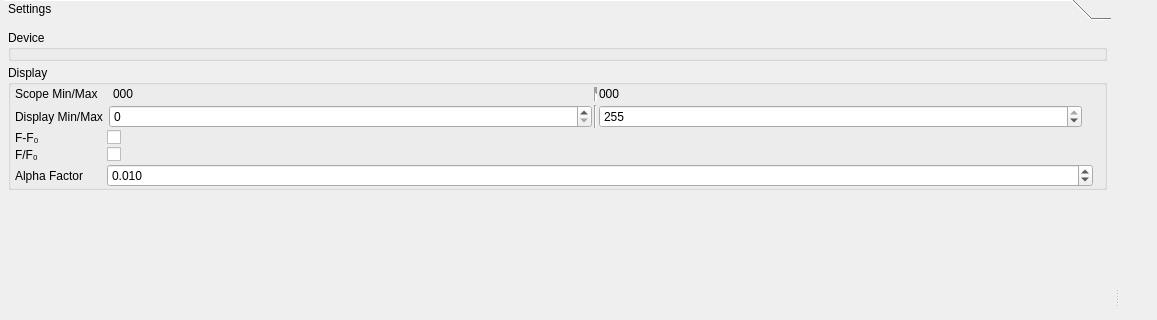
The window that src/mainwindow.ui (bothlab/pomidaq) describes before a commit, drawn with Qt 5; both pictures show x 0 to 1157 and y 188 to 508 of the 1157 by 973 pixel window.
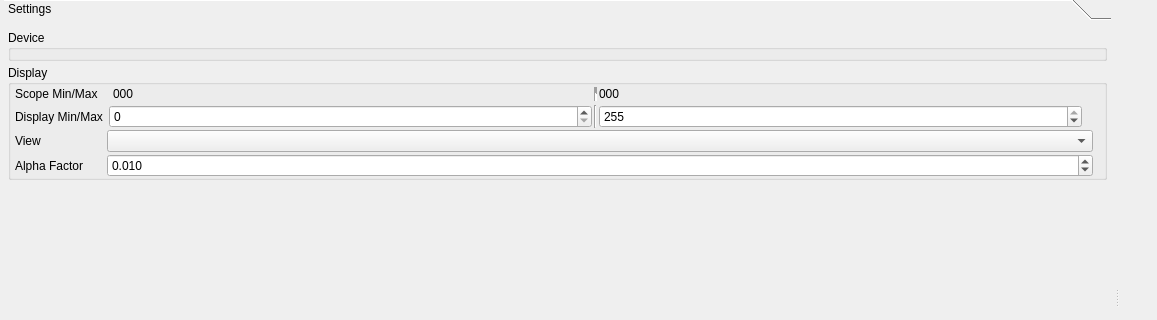
The same window after the commit. The open tabs and pages were chosen to show the change. Icons and pictures are not drawn.

Commit message: Drop background division, make background diff a display mode

```diff
--- a/src/mainwindow.ui
+++ b/src/mainwindow.ui
@@ -432,7 +432,7 @@
             <rect>
              <x>0</x>
              <y>0</y>
-             <width>1107</width>
+             <width>1108</width>
              <height>285</height>
             </rect>
            </property>
@@ -622,39 +622,21 @@
                  <item row="2" column="0">
                   <widget class="QLabel" name="bgSubstLabel">
                    <property name="text">
-                    <string>F-F₀</string>
+                    <string>View</string>
                    </property>
                   </widget>
                  </item>
                  <item row="2" column="1">
-                  <widget class="QCheckBox" name="bgSubstCheckBox">
-                   <property name="toolTip">
-                    <string>Subtract moving average from displayed image</string>
-                   </property>
-                  </widget>
+                  <widget class="QComboBox" name="displayModeCB"/>
                  </item>
                  <item row="3" column="0">
-                  <widget class="QLabel" name="bgDivLabel">
-                   <property name="text">
-                    <string>F/F₀</string>
-                   </property>
-                  </widget>
-                 </item>
-                 <item row="3" column="1">
-                  <widget class="QCheckBox" name="bgDivCheckBox">
-                   <property name="toolTip">
-                    <string>Display image divided by moving average</string>
-                   </property>
-                  </widget>
-                 </item>
-                 <item row="4" column="0">
                   <widget class="QLabel" name="accumulateAlphaLabel">
                    <property name="text">
                     <string>Alpha Factor</string>
                    </property>
                   </widget>
                  </item>
-                 <item row="4" column="1">
+                 <item row="3" column="1">
                   <widget class="QDoubleSpinBox" name="accAlphaSpinBox">
                    <property name="toolTip">
                     <string>Accumulated average update speed (~1 = forget earlier frames quickly, ~0 = never forget earlier frames)</string>
```
Left out of the diff: 6 changed lines with no effect on the pictures. The commit also changes 4 other files.
